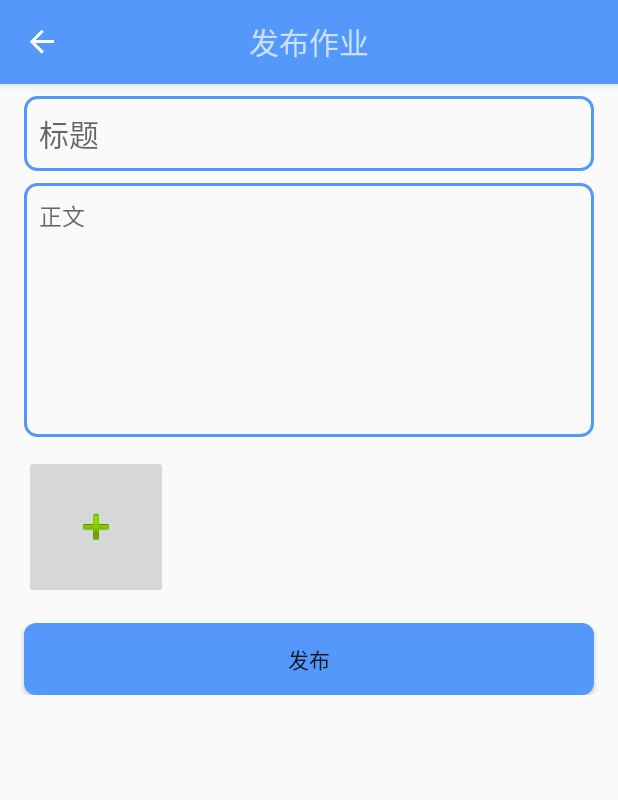
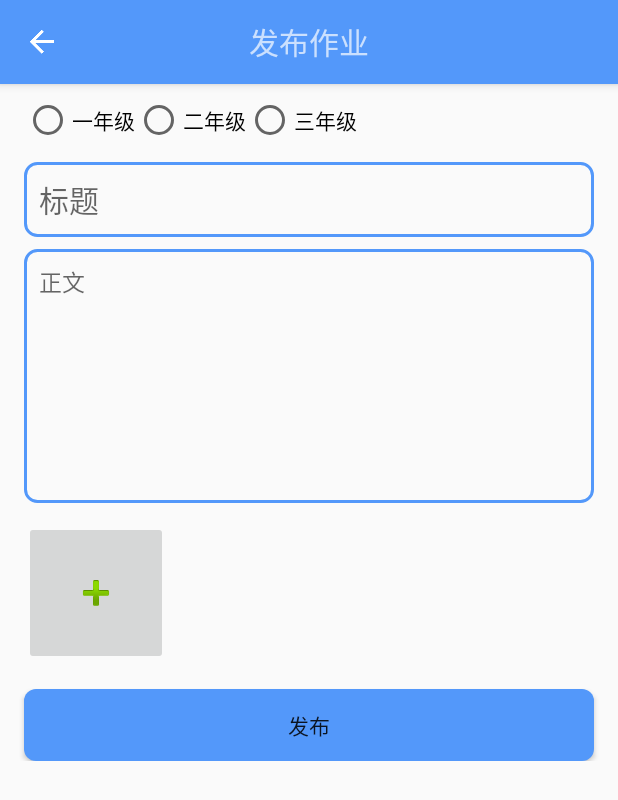
Before and after one commit to sngths/FscClient, an Android app: the fragment AssignmentReleaseFragment placed in its activity, on a phone screen of 412 x 824 dp. Shown: the top 800 px of the screen. Run offline under Robolectric (Android 15) with nearby library versions, the phone set to English and light mode, and no system bars; our stand-ins replace ButterKnife, Picasso; libraries missing offline, so code that uses them is left out: jp.wasabeef.picasso, org.jivesoftware.smack, org.jivesoftware.smackx, rx.android.schedulers, rx.functions and 1 more; pictures from the network do not load; 14 statements that could not run were skipped.

Commit message:
为作业发布添加班级选择 创建不用用户类型的用户数据类

```diff
--- a/app/src/main/java/com/tianxing/ui/fragment/child/AssignmentReleaseFragment.java
+++ b/app/src/main/java/com/tianxing/ui/fragment/child/AssignmentReleaseFragment.java
@@ -11,6 +11,8 @@ import android.widget.EditText;
 import android.widget.ImageButton;
 import android.widget.ImageView;
 import android.widget.LinearLayout;
+import android.widget.RadioButton;
+import android.widget.RadioGroup;
 import android.widget.Toast;
 
 import com.squareup.picasso.Picasso;
@@ -49,6 +51,9 @@ public class AssignmentReleaseFragment extends BaseBackFragment {
     @BindView(R.id.toolbar_child_Fragment)
     Toolbar toolbar;
 
+    @BindView(R.id.radioGroup_class)
+    RadioGroup radioGroup;
+
     @BindView(R.id.editText_title)
     EditText editTextTitle;
     @BindView(R.id.editText_content)
@@ -72,7 +77,34 @@ public class AssignmentReleaseFragment extends BaseBackFragment {
         unbinder = ButterKnife.bind(this, view);
         toolBarInit(toolbar);
         setToolBarTitle("发布作业");
+        //添加班级选择
+        setClassSelect();
         return view;
+    }
+
+
+    /**
+     * 添加班级选择 处理单选监听
+     * */
+    private void setClassSelect(){
+        RadioButton button1 = new RadioButton(getContext());
+        button1.setId(R.id.radioButton1);
+        RadioButton button2 = new RadioButton(getContext());
+        RadioButton button3 = new RadioButton(getContext());
+        button1.setText("一年级");
+        button2.setText("二年级");
+        button3.setText("三年级");
+        radioGroup.addView(button1);
+        radioGroup.addView(button2);
+        radioGroup.addView(button3);
+
+        //处理点击
+        radioGroup.setOnCheckedChangeListener(new RadioGroup.OnCheckedChangeListener() {
+            @Override
+            public void onCheckedChanged(RadioGroup group, int checkedId) {
+
+            }
+        });
     }
 
 
@@ -147,6 +179,8 @@ public class AssignmentReleaseFragment extends BaseBackFragment {
         String content = editTextContent.getText().toString();
         final List<ImageFile> images = new ArrayList<>();
         final AssignmentUpload assignmentUpload = new AssignmentUpload();
+        //判断是否选择了班级
+
         //判断上传内容是否为空
         if (title.replace(" ", "").equals("") || content.replace(" ", "").equals("") || imageFiles.size() == 0){
             Toast.makeText(getContext(), "请输入作业内容", Toast.LENGTH_SHORT).show();
--- a/app/src/main/res/layout/fragment_assignment_release.xml
+++ b/app/src/main/res/layout/fragment_assignment_release.xml
@@ -1,78 +1,92 @@
 <?xml version="1.0" encoding="utf-8"?>
 <LinearLayout xmlns:android="http://schemas.android.com/apk/res/android"
               xmlns:app="http://schemas.android.com/apk/res-auto"
-              android:orientation="vertical"
               android:layout_width="match_parent"
-              android:layout_height="match_parent">
+              android:layout_height="match_parent"
+              android:orientation="vertical">
+
     <include layout="@layout/toolbar_child"/>
 
     <ScrollView
         android:layout_width="match_parent"
         android:layout_height="0dp"
         android:layout_weight="1">
+
         <LinearLayout
             android:layout_width="match_parent"
             android:layout_height="wrap_content"
             android:orientation="vertical">
-            <EditText
+            <!--班级选择框-->
+            <RadioGroup
                 android:layout_width="match_parent"
                 android:layout_height="wrap_content"
+                android:layout_marginEnd="16dp"
+                android:layout_marginStart="16dp"
+                android:layout_marginTop="8dp"
+                android:layout_marginBottom="4dp"
+                android:orientation="horizontal"
+                android:id="@+id/radioGroup_class">
+            </RadioGroup>
+
+            <EditText
                 android:id="@+id/editText_title"
+                android:layout_width="match_parent"
+                android:layout_height="wrap_content"
+                android:layout_marginBottom="4dp"
+                android:layout_marginEnd="16dp"
+                android:layout_marginStart="16dp"
+                android:layout_marginTop="8dp"
+                android:background="@drawable/assignment_release_title_background"
                 android:hint="@string/assignment_title"
+                android:lines="1"
                 android:maxLines="1"
                 android:padding="10dp"
-                android:layout_marginTop="8dp"
-                android:layout_marginBottom="4dp"
-                android:layout_marginStart="16dp"
-                android:layout_marginEnd="16dp"
-                android:lines="1"
-                android:background="@drawable/assignment_release_title_background"
                 android:textSize="@dimen/Title_TextSize"/>
 
             <EditText
+                android:id="@+id/editText_content"
                 android:layout_width="match_parent"
                 android:layout_height="wrap_content"
-                android:id="@+id/editText_content"
+                android:layout_marginBottom="8dp"
+                android:layout_marginEnd="16dp"
+                android:layout_marginStart="16dp"
                 android:layout_marginTop="4dp"
-                android:layout_marginBottom="8dp"
-                android:layout_marginStart="16dp"
-                android:layout_marginEnd="16dp"
+                android:background="@drawable/assignment_release_title_background"
                 android:gravity="top"
+                android:hint="正文"
                 android:minLines="8"
-                android:textSize="@dimen/Body_TextSize"
-                android:background="@drawable/assignment_release_title_background"
                 android:padding="10dp"
-                android:hint="正文"/>
+                android:textSize="@dimen/Body_TextSize"/>
             <!--图片选取-->
             <LinearLayout
                 android:id="@+id/linearLayout_image_frame"
                 android:layout_width="match_parent"
                 android:layout_height="wrap_content"
+                android:layout_marginEnd="16dp"
+                android:layout_marginStart="16dp"
                 android:layout_marginTop="4dp"
-                android:layout_marginStart="16dp"
-                android:layout_marginEnd="16dp"
                 android:orientation="horizontal">
 
                 <ImageButton
+                    android:id="@+id/imageButton"
                     android:layout_width="96dp"
                     android:layout_height="96dp"
                     android:layout_marginEnd="8dp"
-                    app:srcCompat="@android:drawable/ic_input_add"
-                    android:id="@+id/imageButton"/>
+                    app:srcCompat="@android:drawable/ic_input_add"/>
 
 
             </LinearLayout>
 
             <Button
+                android:id="@+id/button_release"
                 android:layout_width="match_parent"
+                android:layout_height="48dp"
+                android:layout_gravity="center_horizontal"
+                android:layout_marginEnd="16dp"
+                android:layout_marginStart="16dp"
                 android:layout_marginTop="16dp"
-                android:layout_marginStart="16dp"
-                android:layout_marginEnd="16dp"
-                android:layout_height="48dp"
-                android:text="发布"
-                android:id="@+id/button_release"
                 android:background="@drawable/assignment_release_button_background"
-                android:layout_gravity="center_horizontal"/>
+                android:text="发布"/>
 
 
         </LinearLayout>
@@ -81,6 +95,4 @@
     <!-- 输入框 -->
 
 
-
-
 </LinearLayout>
```
Also changed, not shown: app/src/main/java/com/tianxing/model/App.java (+11 -0 lines), app/src/main/java/com/tianxing/model/user/StudentUser.java (added, +17 -0 lines), app/src/main/java/com/tianxing/model/user/TeacherUser.java (added, +16 -0 lines), app/src/main/java/com/tianxing/model/user/User.java (added, +19 -0 lines), app/src/main/res/values/ids.xml (added, +13 -0 lines).
